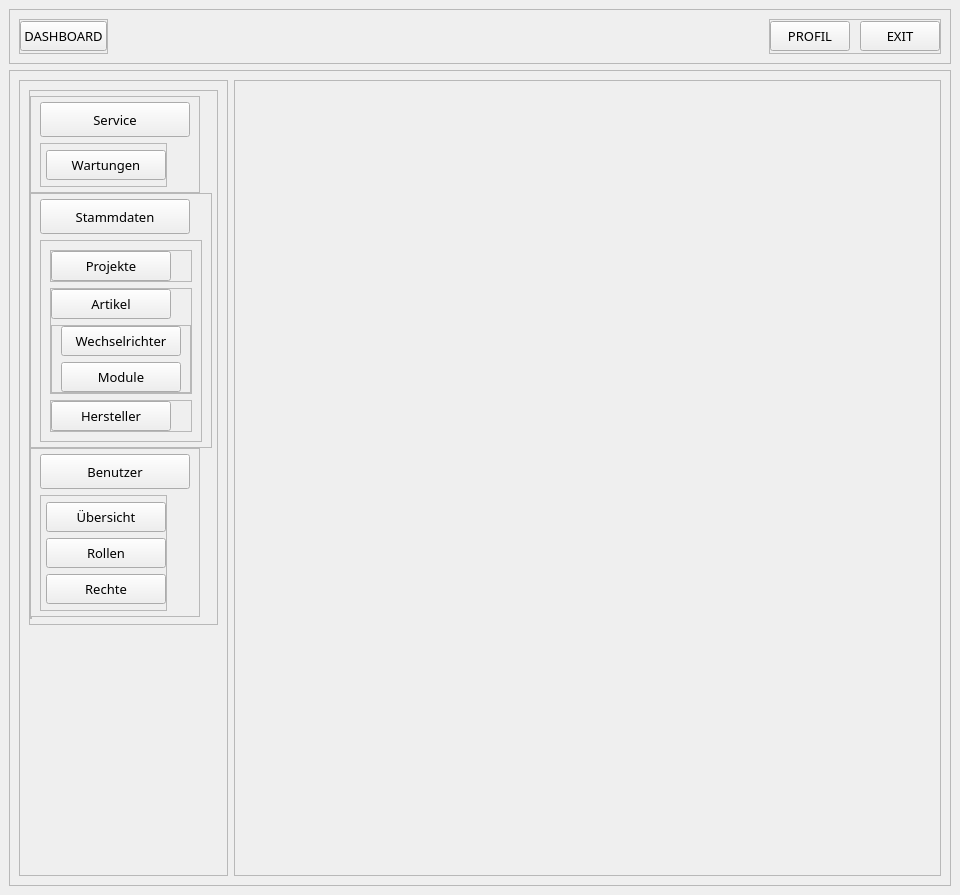
The window that src/ui/forms/mainwindow.ui (creativeSloth/SUN_Maintenance) describes before a commit, drawn with Qt 5.
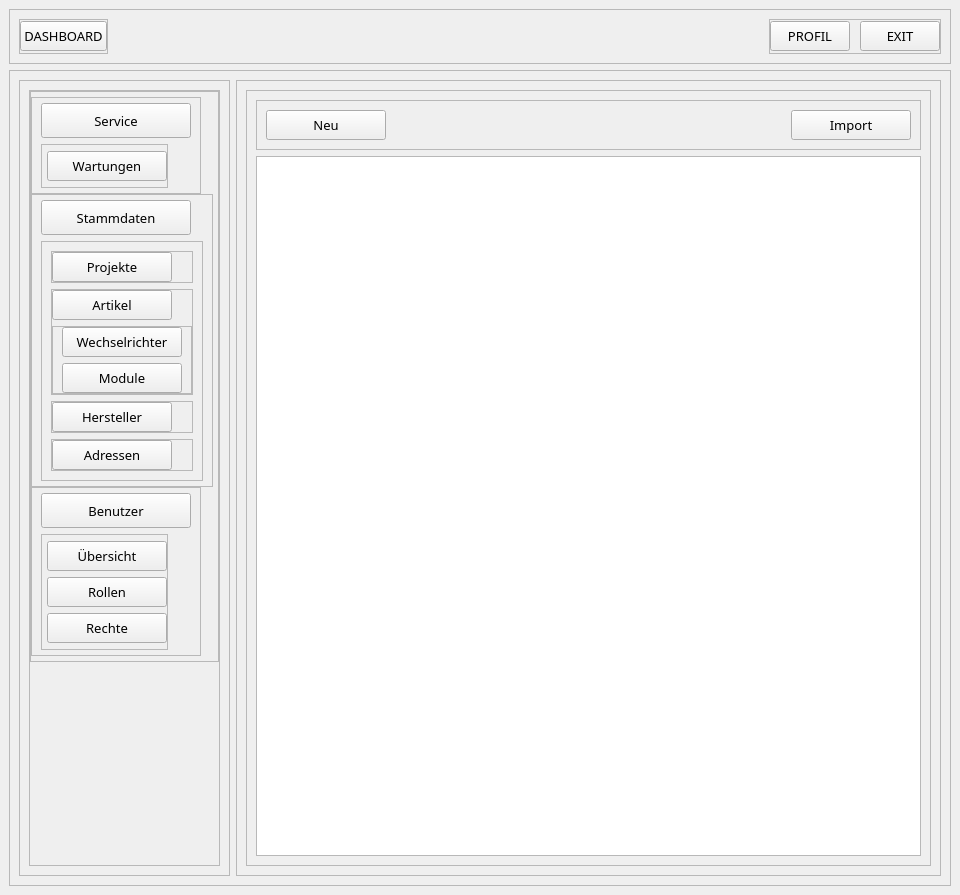
The same window after the commit. The open tabs and pages were chosen to show the change.

Commit message: NOT DONE YET; added project and address menu; still noit working; attaching address to project doesnt work properly

Diff of the .ui file:
```diff
--- a/src/ui/forms/mainwindow.ui
+++ b/src/ui/forms/mainwindow.ui
@@ -220,7 +220,7 @@
      </widget>
     </item>
     <item>
-     <widget class="QFrame" name="frame">
+     <widget class="QFrame" name="main_body_frame">
       <property name="sizePolicy">
        <sizepolicy hsizetype="Expanding" vsizetype="Expanding">
         <horstretch>0</horstretch>
@@ -235,7 +235,7 @@
       </property>
       <layout class="QHBoxLayout" name="horizontalLayout_2">
        <item>
-        <widget class="QFrame" name="frame_4">
+        <widget class="QFrame" name="menu_frame_1">
          <property name="sizePolicy">
           <sizepolicy hsizetype="Minimum" vsizetype="Expanding">
            <horstretch>0</horstretch>
@@ -248,7 +248,46 @@
          <property name="frameShadow">
           <enum>QFrame::Raised</enum>
          </property>
+         <layout class="QVBoxLayout" name="verticalLayout_24">
+          <item>
+           <widget class="QScrollArea" name="scrollArea">
+            <property name="sizePolicy">
+             <sizepolicy hsizetype="Minimum" vsizetype="MinimumExpanding">
+              <horstretch>0</horstretch>
+              <verstretch>0</verstretch>
+             </sizepolicy>
+            </property>
+            <property name="horizontalScrollBarPolicy">
+             <enum>Qt::ScrollBarAlwaysOff</enum>
+            </property>
+            <property name="widgetResizable">
+             <bool>true</bool>
+            </property>
+            <widget class="QWidget" name="scrollAreaWidgetContents">
+             <property name="geometry">
+              <rect>
+               <x>0</x>
+               <y>0</y>
+               <width>189</width>
+               <height>774</height>
+              </rect>
+             </property>
          <layout class="QVBoxLayout" name="verticalLayout_9">
+              <property name="spacing">
+               <number>0</number>
+              </property>
+              <property name="leftMargin">
+               <number>0</number>
+              </property>
+              <property name="topMargin">
+               <number>0</number>
+              </property>
+              <property name="rightMargin">
+               <number>0</number>
+              </property>
+              <property name="bottomMargin">
+               <number>0</number>
+              </property>
           <item alignment="Qt::AlignTop">
            <widget class="QFrame" name="menu_frame_2">
             <property name="sizePolicy">
@@ -668,6 +707,52 @@
                      </layout>
                     </widget>
                    </item>
+                       <item>
+                        <widget class="QFrame" name="frame_19">
+                         <property name="frameShape">
+                          <enum>QFrame::StyledPanel</enum>
+                         </property>
+                         <property name="frameShadow">
+                          <enum>QFrame::Raised</enum>
+                         </property>
+                         <layout class="QVBoxLayout" name="verticalLayout_25">
+                          <property name="spacing">
+                           <number>0</number>
+                          </property>
+                          <property name="leftMargin">
+                           <number>0</number>
+                          </property>
+                          <property name="topMargin">
+                           <number>0</number>
+                          </property>
+                          <property name="rightMargin">
+                           <number>0</number>
+                          </property>
+                          <property name="bottomMargin">
+                           <number>0</number>
+                          </property>
+                          <item>
+                           <widget class="QPushButton" name="menu_addresses_btn">
+                            <property name="minimumSize">
+                             <size>
+                              <width>120</width>
+                              <height>30</height>
+                             </size>
+                            </property>
+                            <property name="maximumSize">
+                             <size>
+                              <width>120</width>
+                              <height>30</height>
+                             </size>
+                            </property>
+                            <property name="text">
+                             <string>Adressen</string>
+                            </property>
+                           </widget>
+                          </item>
+                         </layout>
+                        </widget>
+                       </item>
                   </layout>
                  </widget>
                 </item>
@@ -825,41 +910,18 @@
                </layout>
               </widget>
              </item>
-             <item alignment="Qt::AlignLeft|Qt::AlignTop">
-              <widget class="QFrame" name="side_menu_frame">
-               <property name="frameShape">
-                <enum>QFrame::StyledPanel</enum>
-               </property>
-               <property name="frameShadow">
-                <enum>QFrame::Raised</enum>
-               </property>
-               <layout class="QVBoxLayout" name="verticalLayout_2">
-                <property name="spacing">
-                 <number>0</number>
-                </property>
-                <property name="leftMargin">
-                 <number>0</number>
-                </property>
-                <property name="topMargin">
-                 <number>0</number>
-                </property>
-                <property name="rightMargin">
-                 <number>0</number>
-                </property>
-                <property name="bottomMargin">
-                 <number>0</number>
-                </property>
                </layout>
               </widget>
              </item>
             </layout>
+            </widget>
            </widget>
           </item>
          </layout>
         </widget>
        </item>
        <item>
-        <widget class="QFrame" name="main_body_frame">
+        <widget class="QFrame" name="content_body_frame">
          <property name="sizePolicy">
           <sizepolicy hsizetype="Expanding" vsizetype="Expanding">
            <horstretch>0</horstretch>
@@ -897,7 +959,7 @@
              </sizepolicy>
             </property>
             <property name="currentIndex">
-             <number>5</number>
+             <number>4</number>
             </property>
             <widget class="QWidget" name="dashboard"/>
             <widget class="QWidget" name="usr_overview_page">
@@ -937,7 +999,104 @@
             </widget>
             <widget class="QWidget" name="usr_roles_page"/>
             <widget class="QWidget" name="usr_permissions_page"/>
-            <widget class="QWidget" name="projects_page"/>
+            <widget class="QWidget" name="projects_page">
+             <layout class="QVBoxLayout" name="verticalLayout_2">
+              <item>
+               <widget class="QFrame" name="frame_16">
+                <property name="sizePolicy">
+                 <sizepolicy hsizetype="Expanding" vsizetype="Expanding">
+                  <horstretch>0</horstretch>
+                  <verstretch>0</verstretch>
+                 </sizepolicy>
+                </property>
+                <property name="frameShape">
+                 <enum>QFrame::StyledPanel</enum>
+                </property>
+                <property name="frameShadow">
+                 <enum>QFrame::Raised</enum>
+                </property>
+                <layout class="QVBoxLayout" name="verticalLayout_22">
+                 <item>
+                  <widget class="QFrame" name="frame_18">
+                   <property name="frameShape">
+                    <enum>QFrame::StyledPanel</enum>
+                   </property>
+                   <property name="frameShadow">
+                    <enum>QFrame::Raised</enum>
+                   </property>
+                   <layout class="QHBoxLayout" name="horizontalLayout_8">
+                    <item>
+                     <widget class="QPushButton" name="new_project_btn">
+                      <property name="minimumSize">
+                       <size>
+                        <width>120</width>
+                        <height>30</height>
+                       </size>
+                      </property>
+                      <property name="maximumSize">
+                       <size>
+                        <width>120</width>
+                        <height>30</height>
+                       </size>
+                      </property>
+                      <property name="text">
+                       <string>Neu</string>
+                      </property>
+                     </widget>
+                    </item>
+                    <item>
+                     <spacer name="horizontalSpacer_5">
+                      <property name="orientation">
+                       <enum>Qt::Horizontal</enum>
+                      </property>
+                      <property name="sizeHint" stdset="0">
+                       <size>
+                        <width>392</width>
+                        <height>20</height>
+                       </size>
+                      </property>
+                     </spacer>
+                    </item>
+                    <item>
+                     <widget class="QPushButton" name="import_project_btn">
+                      <property name="minimumSize">
+                       <size>
+                        <width>120</width>
+                        <height>30</height>
+                       </size>
+                      </property>
+                      <property name="maximumSize">
+                       <size>
+                        <width>120</width>
+                        <height>30</height>
+                       </size>
+                      </property>
+                      <property name="text">
+                       <string>Import</string>
+                      </property>
+                     </widget>
+                    </item>
+                   </layout>
+                  </widget>
+                 </item>
+                 <item>
+                  <widget class="QTableWidget" name="projects_overview_tbl">
+                   <property name="editTriggers">
+                    <set>QAbstractItemView::NoEditTriggers</set>
+                   </property>
+                   <property name="sortingEnabled">
+                    <bool>true</bool>
+                   </property>
+                   <attribute name="verticalHeaderVisible">
+                    <bool>false</bool>
+                   </attribute>
+                  </widget>
+                 </item>
+                </layout>
+               </widget>
+              </item>
+             </layout>
+            </widget>
             <widget class="QWidget" name="articles_page">
              <layout class="QVBoxLayout" name="verticalLayout_21">
               <item>
@@ -1135,8 +1294,106 @@
               </item>
              </layout>
             </widget>
+            <widget class="QWidget" name="addresses_page">
+             <layout class="QVBoxLayout" name="verticalLayout_26">
+              <item>
+               <widget class="QFrame" name="frame_17">
+                <property name="sizePolicy">
+                 <sizepolicy hsizetype="Expanding" vsizetype="Expanding">
+                  <horstretch>0</horstretch>
+                  <verstretch>0</verstretch>
+                 </sizepolicy>
+                </property>
+                <property name="frameShape">
+                 <enum>QFrame::StyledPanel</enum>
+                </property>
+                <property name="frameShadow">
+                 <enum>QFrame::Raised</enum>
+                </property>
+                <layout class="QVBoxLayout" name="verticalLayout_23">
+                 <item>
+                  <widget class="QFrame" name="frame_20">
+                   <property name="frameShape">
+                    <enum>QFrame::StyledPanel</enum>
+                   </property>
+                   <property name="frameShadow">
+                    <enum>QFrame::Raised</enum>
+                   </property>
+                   <layout class="QHBoxLayout" name="horizontalLayout_7">
+                    <item>
+                     <widget class="QPushButton" name="new_address_btn">
+                      <property name="minimumSize">
+                       <size>
+                        <width>120</width>
+                        <height>30</height>
+                       </size>
+                      </property>
+                      <property name="maximumSize">
+                       <size>
+                        <width>120</width>
+                        <height>30</height>
+                       </size>
+                      </property>
+                      <property name="text">
+                       <string>Neu</string>
+                      </property>
+                     </widget>
+                    </item>
+                    <item>
+                     <spacer name="horizontalSpacer_4">
+                      <property name="orientation">
+                       <enum>Qt::Horizontal</enum>
+                      </property>
+                      <property name="sizeHint" stdset="0">
+                       <size>
+                        <width>392</width>
+                        <height>20</height>
+                       </size>
+                      </property>
+                     </spacer>
+                    </item>
+                    <item>
+                     <widget class="QPushButton" name="import_addresses_btn">
+                      <property name="minimumSize">
+                       <size>
+                        <width>120</width>
+                        <height>30</height>
+                       </size>
+                      </property>
+                      <property name="maximumSize">
+                       <size>
+                        <width>120</width>
+                        <height>30</height>
+                       </size>
+                      </property>
+                      <property name="text">
+                       <string>Import</string>
+                      </property>
+                     </widget>
+                    </item>
+                   </layout>
+                  </widget>
+                 </item>
+                 <item>
+                  <widget class="QTableWidget" name="addresses_overview_tbl">
+                   <property name="editTriggers">
+                    <set>QAbstractItemView::NoEditTriggers</set>
+                   </property>
+                   <property name="sortingEnabled">
+                    <bool>true</bool>
+                   </property>
+                   <attribute name="verticalHeaderVisible">
+                    <bool>false</bool>
+                   </attribute>
+                  </widget>
+                 </item>
+                </layout>
+               </widget>
+              </item>
+             </layout>
+            </widget>
             <widget class="QWidget" name="modules_page"/>
-            <widget class="QWidget" name="service_maint_page"/>
+            <widget class="QWidget" name="service_main_page"/>
             <widget class="QWidget" name="service_analysis_page"/>
            </widget>
           </item>
```
Lines whose indentation alone changed are shown as unchanged. The commit also changes 28 other files.
